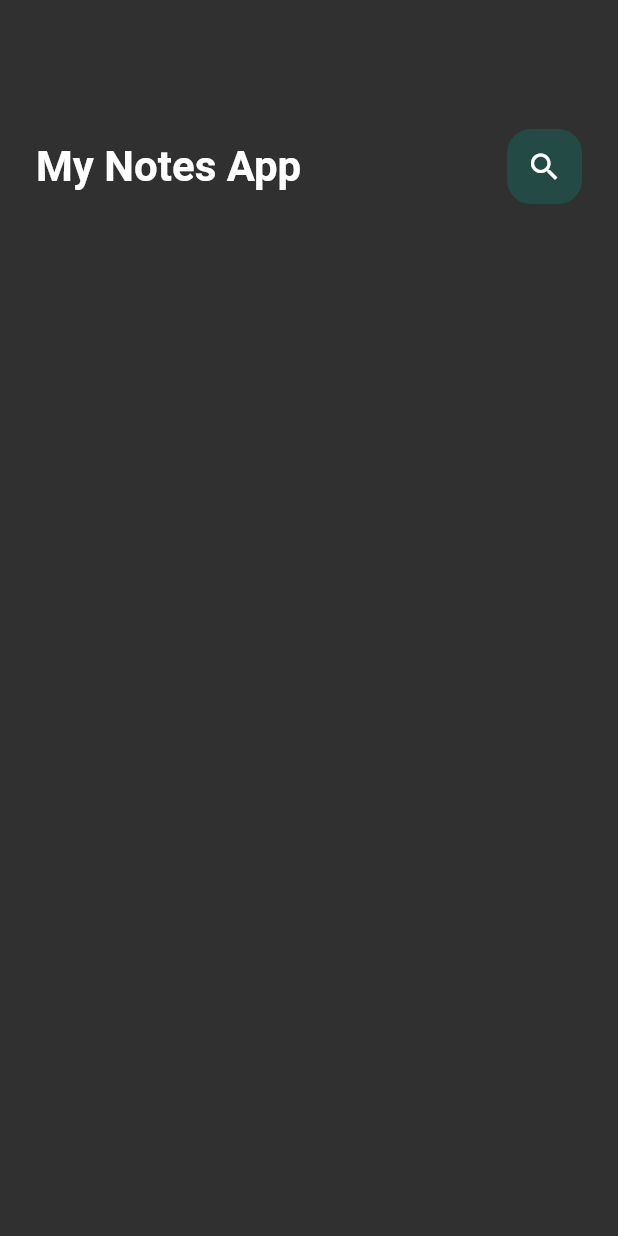
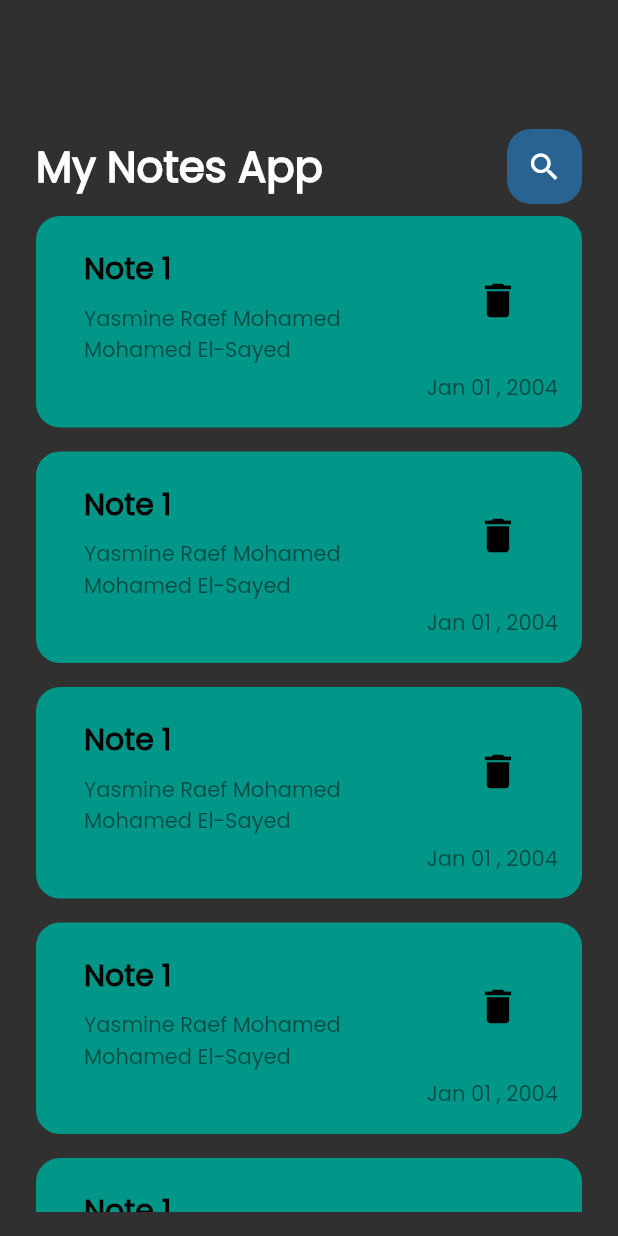
Before and after one commit to YasmineRaef/notes-app-second, a Flutter app: the screen it shows after launch, on a phone screen of 412 x 824 dp. Run offline on Flutter 3.47's test engine with Material 2 defaults, Android fonts, the phone set to English and light mode, and no system bars; our stand-ins replace gap.

Commit message:
create notes list view

```diff
--- a/lib/app/app.dart
+++ b/lib/app/app.dart
@@ -10,6 +10,7 @@ class NotesApp extends StatelessWidget {
       debugShowCheckedModeBanner: false,
       theme: ThemeData(
         brightness: Brightness.dark,
+        fontFamily: 'Poppins',
       ),
       home: const NotesView(),
     );
--- a/lib/presentation/notes_view.dart
+++ b/lib/presentation/notes_view.dart
@@ -1,5 +1,6 @@
 import 'package:flutter/material.dart';
 import 'package:gap/gap.dart';
+import 'package:notes_app_2/presentation/views/notes_list_view.dart';
 
 class NotesView extends StatelessWidget {
   const NotesView({super.key});
@@ -26,7 +27,7 @@ class NotesView extends StatelessWidget {
                 height: 50,
                 width: 50,
                 decoration: BoxDecoration(
-                  color: Colors.teal.withOpacity(0.25),
+                  color: Colors.blue.withOpacity(0.5),
                   borderRadius: BorderRadius.circular(16),
                 ),
                 child: const Center(
@@ -35,6 +36,7 @@ class NotesView extends StatelessWidget {
               ),
             ],
           ),
+          const Expanded(child: NotesListView()),
         ],
       ),
     ));
--- /dev/null
+++ b/lib/presentation/views/note_card.dart
@@ -0,0 +1,53 @@
+import 'package:flutter/material.dart';
+
+class NoteCard extends StatelessWidget {
+  const NoteCard({super.key});
+
+  @override
+  Widget build(BuildContext context) {
+    return Container(
+      padding: const EdgeInsets.all(16),
+      decoration: BoxDecoration(
+        color: Colors.teal,
+        borderRadius: BorderRadius.circular(16),
+      ),
+      child: Column(
+        crossAxisAlignment: CrossAxisAlignment.end,
+        children: [
+          ListTile(
+            title: const Text(
+              "Note 1",
+              style: TextStyle(
+                color: Colors.black,
+                fontWeight: FontWeight.bold,
+                fontSize: 20,
+              ),
+            ),
+            subtitle: Padding(
+              padding: const EdgeInsets.only(top: 8),
+              child: Text(
+                "Yasmine Raef Mohamed Mohamed El-Sayed",
+                style: TextStyle(
+                  color: Colors.black.withOpacity(0.5),
+                ),
+              ),
+            ),
+            trailing: IconButton(
+                onPressed: () {},
+                icon: const Icon(
+                  Icons.delete,
+                  size: 30,
+                  color: Colors.black,
+                )),
+          ),
+          Text(
+            "Jan 01 , 2004",
+            style: TextStyle(
+              color: Colors.black.withOpacity(.5),
+            ),
+          ),
+        ],
+      ),
+    );
+  }
+}
--- /dev/null
+++ b/lib/presentation/views/notes_list_view.dart
@@ -0,0 +1,16 @@
+import 'package:flutter/material.dart';
+import 'package:notes_app_2/presentation/views/note_card.dart';
+
+class NotesListView extends StatelessWidget {
+  const NotesListView({super.key});
+
+  @override
+  Widget build(BuildContext context) {
+    return ListView.builder(itemBuilder: (context, index) {
+      return const Padding(
+        padding: EdgeInsets.symmetric(vertical: 8),
+        child: NoteCard(),
+      );
+    });
+  }
+}
```
Also changed, not shown: pubspec.yaml (+5 -12 lines), assets/fonts/Poppins-Regular.ttf (added).
